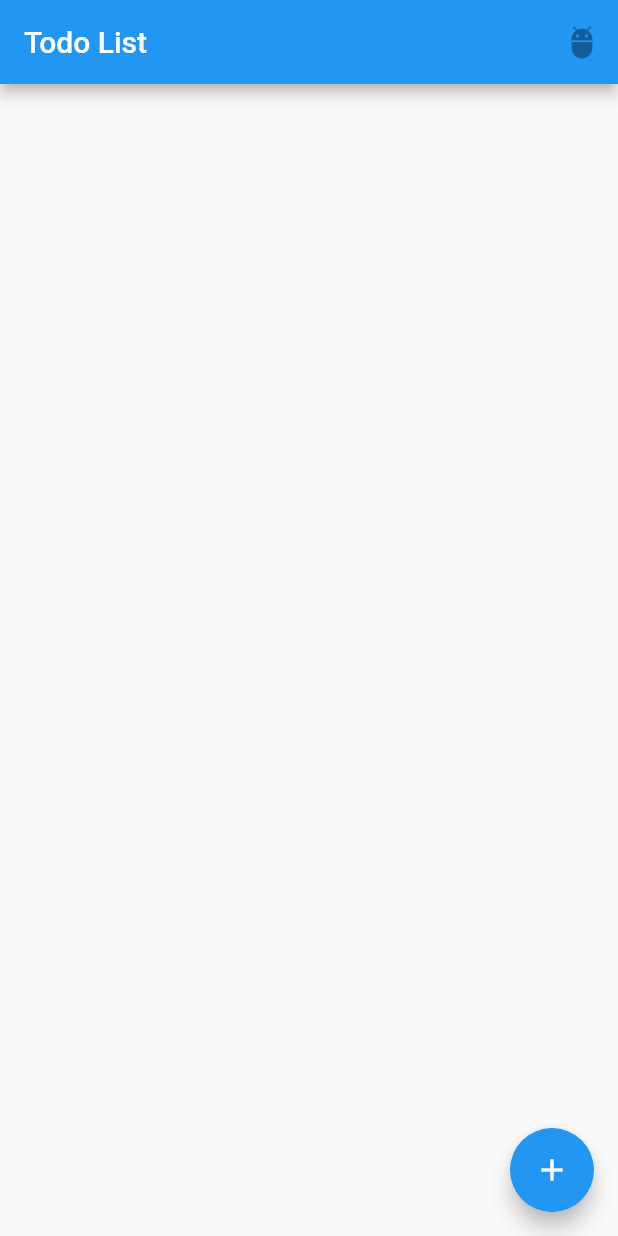
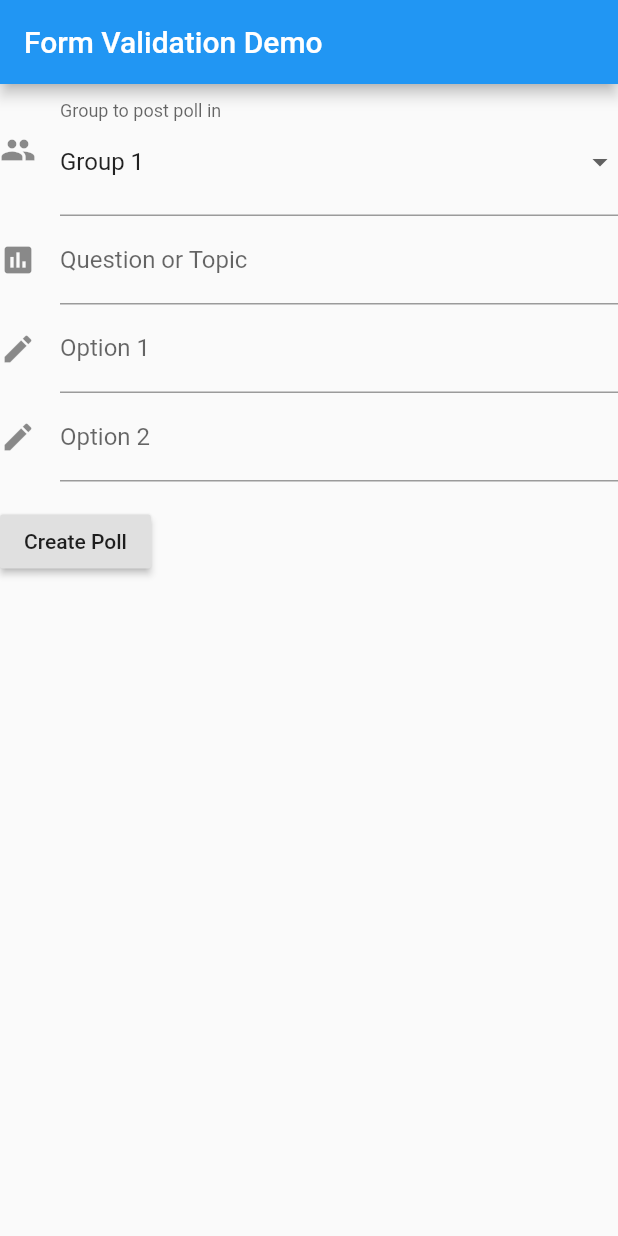
Before and after one commit to ChicoState/FamNet, a Flutter app: the screen it shows after launch, on a phone screen of 412 x 824 dp. Run offline on Flutter 3.47's test engine with Material 2 defaults, Android fonts, the light colour scheme and no system bars.

Commit message:
basic framework for user creating polls

```diff
--- a/famnet/lib/main.dart
+++ b/famnet/lib/main.dart
@@ -1,19 +1,25 @@
 //Adapted from "Making a To-do App with Flutter" https://medium.com/the-web-tub/making-a-todo-app-with-flutter-5c63dab88190
 import 'package:flutter/material.dart';
 import 'todo.dart';
+import 'poll.dart';
 
-void main() => runApp(new FamNetApp());
+void main() => runApp(FamNetApp());
 
 class FamNetApp extends StatelessWidget {
   @override
   Widget build(BuildContext context) {
-
-    return new MaterialApp(
-        debugShowCheckedModeBanner: false,
-        title: 'To-do List',
-        theme: ThemeData.light(),
-        darkTheme: ThemeData.dark(),
-        home: new TodoList()
+    final appTitle = 'Form Validation Demo';
+    return MaterialApp(
+      title: appTitle,
+      theme: ThemeData.light(),
+      darkTheme: ThemeData.dark(),
+      //home: new TodoList(),
+      home: Scaffold(
+        appBar: AppBar(
+          title: Text(appTitle),
+        ),
+        body: MyCustomForm(),
+      ),
     );
   }
 }
--- /dev/null
+++ b/famnet/lib/poll.dart
@@ -0,0 +1,116 @@
+import 'package:flutter/material.dart';
+
+//create a basic form
+
+// Create a Form widget.
+class MyCustomForm extends StatefulWidget {
+  @override
+  MyCustomFormState createState() {
+    return MyCustomFormState();
+  }
+}
+
+// Create a corresponding State class.
+// This class holds data related to the form.
+class MyCustomFormState extends State<MyCustomForm> {
+  // Create a global key that uniquely identifies the Form widget
+  // and allows validation of the form.
+  //
+  // Note: This is a GlobalKey<FormState>,
+  // not a GlobalKey<MyCustomFormState>.
+  final _formKey = GlobalKey<FormState>();
+  List<String> myGroups = ['Group 1', 'Group 2', 'Group 3'];
+  String dropdownValue = 'Group 1';
+  @override
+  Widget build(BuildContext context) {
+    // Build a Form widget using the _formKey created above.
+    return Form(
+      key: _formKey,
+      child: Column(
+        crossAxisAlignment: CrossAxisAlignment.start,
+        children: <Widget>[
+          FormField(
+            builder: (FormFieldState state) {
+              return InputDecorator(
+                decoration: InputDecoration(
+                  icon: const Icon(Icons.group),
+                  labelText: 'Group to post poll in',
+                ),
+                child: new DropdownButtonHideUnderline(
+                  child: new DropdownButton(
+                    value: dropdownValue,
+                    onChanged: (String newValue) {
+                      setState(() {
+                        dropdownValue = newValue;
+                      });
+                    },
+                    items: myGroups.map<DropdownMenuItem<String>>((String value) {
+                      return DropdownMenuItem<String>(
+                        value: value,
+                        child: Text(value),
+                      );
+                    })
+                    .toList(),
+                    ),
+                  )
+                );
+            },
+          ),
+          TextFormField(
+            decoration: InputDecoration(
+              icon: const Icon(Icons.assessment),
+              labelText: "Question or Topic"
+            ),
+            validator: (value) {
+              if (value.isEmpty) {
+                return 'Please enter some text';
+              }
+              return null;
+            },
+          ),
+          TextFormField(
+            decoration: InputDecoration(
+
+              icon: const Icon(Icons.create),
+              labelText: "Option 1",
+
+            ),
+            validator: (value) {
+              if(value.isEmpty) {
+                return 'Please provide an option';
+              }
+              return null;
+            },
+          ),
+          TextFormField(
+            decoration: InputDecoration(
+              icon: const Icon(Icons.create),
+              labelText: "Option 2"
+            ),
+            validator: (value) {
+              if(value.isEmpty) {
+                return 'Please provide an option';
+              }
+              return null;
+            },
+          ),
+          Padding(
+            padding: const EdgeInsets.symmetric(vertical: 16.0),
+            child: RaisedButton(
+              onPressed: () {
+                // Validate returns true if the form is valid, or false
+                // otherwise.
+                if (_formKey.currentState.validate()) {
+                  // If the form is valid, display a Snackbar.
+                  Scaffold.of(context)
+                      .showSnackBar(SnackBar(content: Text('Submitted Poll')));
+                }
+              },
+              child: Text('Create Poll'),
+            ),
+          ),
+        ],
+      ),
+    );
+  }
+}
```
